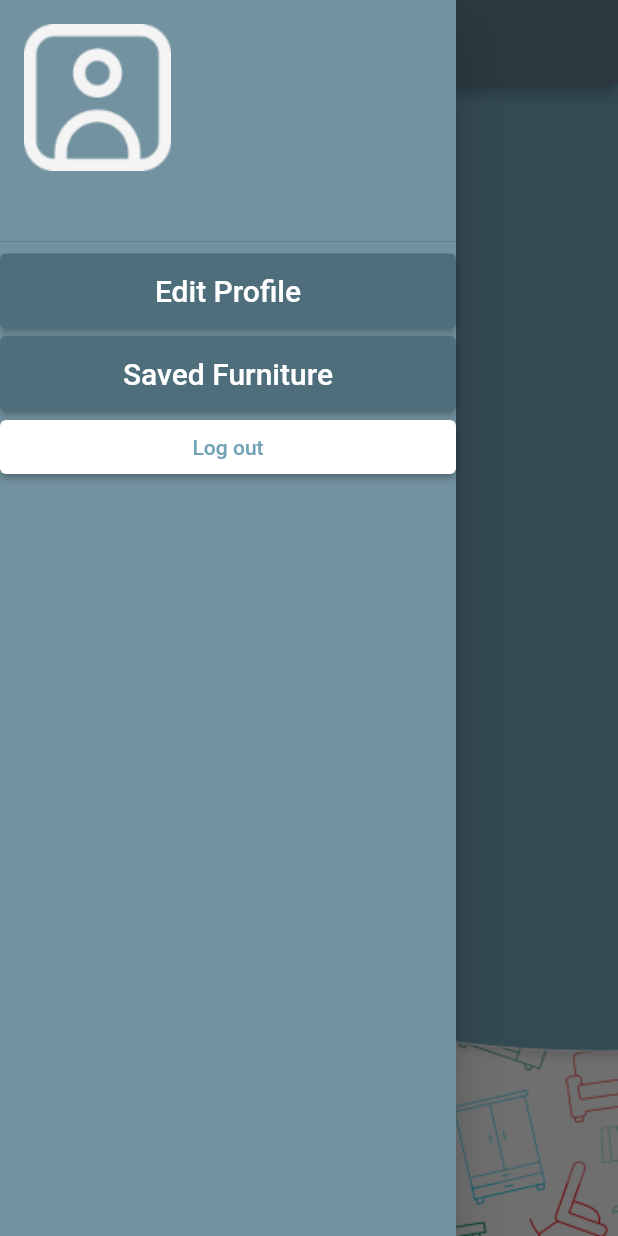
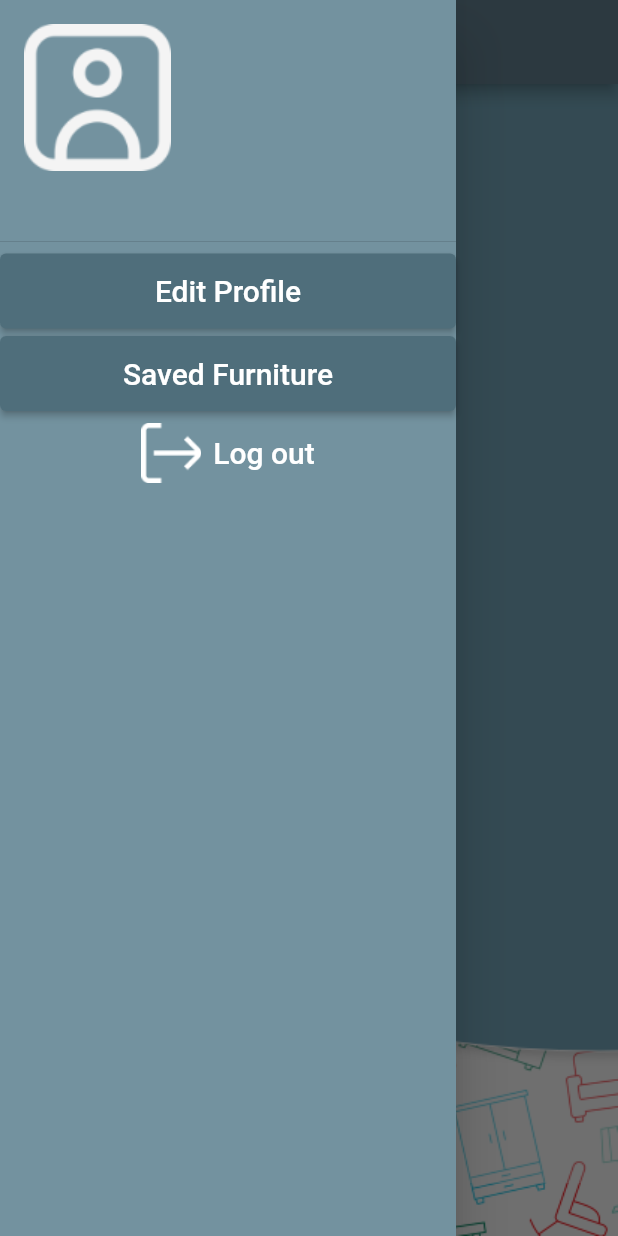
Before and after one commit to MohammedMahmmoud/Corner-AR-GP, a Flutter app: the UserHomeScreen screen opened by its route, in the side drawer, after a tap on "Saved Furniture", on a phone screen of 412 x 824 dp. Run offline on Flutter 3.47's test engine with Material 2 defaults, Android fonts, the phone set to English and light mode, and no system bars; our stand-ins replace cloud_firestore, firebase_auth, firebase_core; accounts and stored records are empty.

Commit message:
updating side menu and add amdin ui

```diff
--- a/lib/components/buttons_components.dart
+++ b/lib/components/buttons_components.dart
@@ -61,6 +61,7 @@ Container listMenuButtons(
     ){
   return Container(
     height: 50,
+    width: double.infinity,
     child: ElevatedButton(
         onPressed: onPressedButton,
         child: Text(buttonName,style: TextStyle(fontSize: 20),),
--- a/lib/components/drawer_component.dart
+++ b/lib/components/drawer_component.dart
@@ -16,7 +16,7 @@ Drawer sideMenu(
     ){
   return Drawer(
     backgroundColor: Color(0xFF73929F),
-    child: ListView(
+    child: Column(
       children: [
         DrawerHeader(
           child: Row(
@@ -48,20 +48,21 @@ Drawer sideMenu(
             buttonName: 'Saved Furniture',
           onPressedButton: (){}
         ),
-        ElevatedButton(
+        TextButton.icon(
             onPressed: (){
               personObject.logOut(buildContext);
             },
-            child: Text("Log out"),style:ElevatedButton.styleFrom(
-            primary: Colors.white,
-            onPrimary: Color(0xFF71A2B5),)),
-
+            icon: ImageIcon(
+              AssetImage("assets/log_out.png"),
+              color: Colors.white,
+              size: 40,
+            ),
+            label: Text("Log out",style: TextStyle(fontSize: 20),),
+            style:TextButton.styleFrom(
+              primary: Colors.white,
+            )
+        ),
       ],
     ),
   );
 }
-
-
-//4F6E7B
-
-//73929F
--- a/lib/list_page/ListPage.dart
+++ b/lib/list_page/ListPage.dart
@@ -150,6 +150,7 @@ class _ListPageState extends State<ListPage> {
                 builder: (BuildContext context) =>RegistrationScreen(isAdmin: true),));
         },
         child: Icon(Icons.add),
+        backgroundColor: Colors.blueGrey,
       ),
     );
   }
```
Also changed, not shown: lib/authentication/registration/registration_screen.dart (+7 -6 lines), lib/person/Person.dart (+9 -1 lines).
